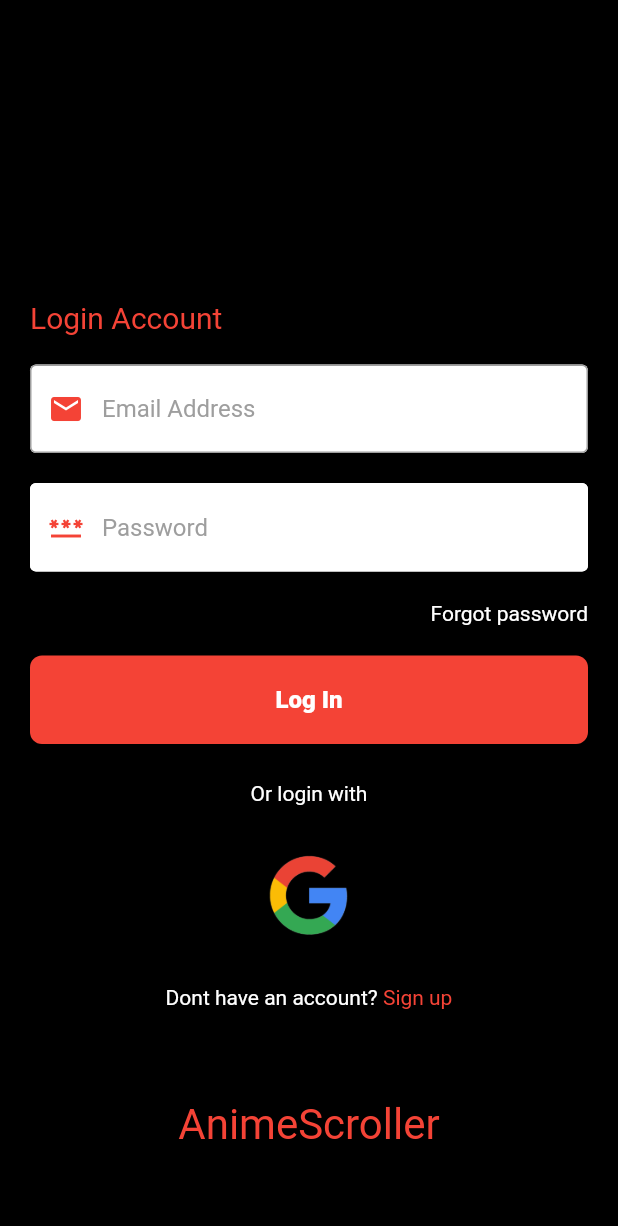
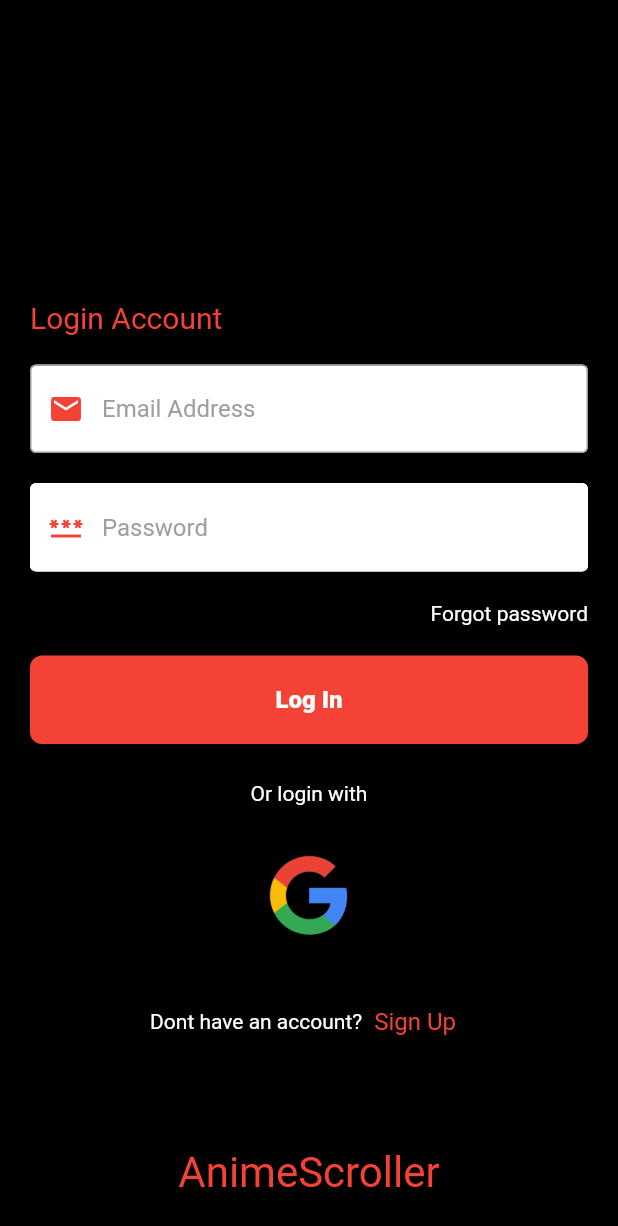
Before and after one commit to nayown/wallanime, a Flutter app: the screen it shows after launch, after a tap on "Get Started", on a phone screen of 412 x 824 dp. Shown: the top 1226 px of the screen. Run offline on Flutter 3.47's test engine with Material 2 defaults, Android fonts, the phone set to English and light mode, and no system bars; our stand-ins replace firebase_auth, firebase_core; accounts and stored records are empty.

```diff
--- a/lib/login.dart
+++ b/lib/login.dart
@@ -1,4 +1,5 @@
 import 'package:flutter/material.dart';
+import 'package:hackanime/register.dart';
 
 class Login extends StatefulWidget {
   const Login({super.key});
@@ -117,10 +118,26 @@ class _LoginState extends State<Login> {
               const SizedBox(height: 20),
               Row(
                 mainAxisAlignment: MainAxisAlignment.center,
-                  children: const [
-                    Text("Dont have an account?", style: TextStyle(color: Colors.white),),
-                    Text(" Sign up", style: TextStyle(color: Colors.red),),
-                  ],
+                  children: [
+                    const Text("Dont have an account?", style: TextStyle(color: Colors.white),),
+                   TextButton(
+                    style: TextButton.styleFrom(
+                      textStyle: const TextStyle(fontSize:16),
+                      foregroundColor: Colors.red,
+                          ),
+                    onPressed: () {
+                      {
+                        {
+                      Navigator.push(
+                        context,
+                        MaterialPageRoute(builder: (context) => const Register()),
+                      );
+                       }
+                      }
+                    },
+                    child: const Text('Sign Up'),
+                  ),
+                  ]
               ),
               const SizedBox(height: 60),
               const Text("AnimeScroller", style: TextStyle(color: Colors.red, fontSize: 28))
```
